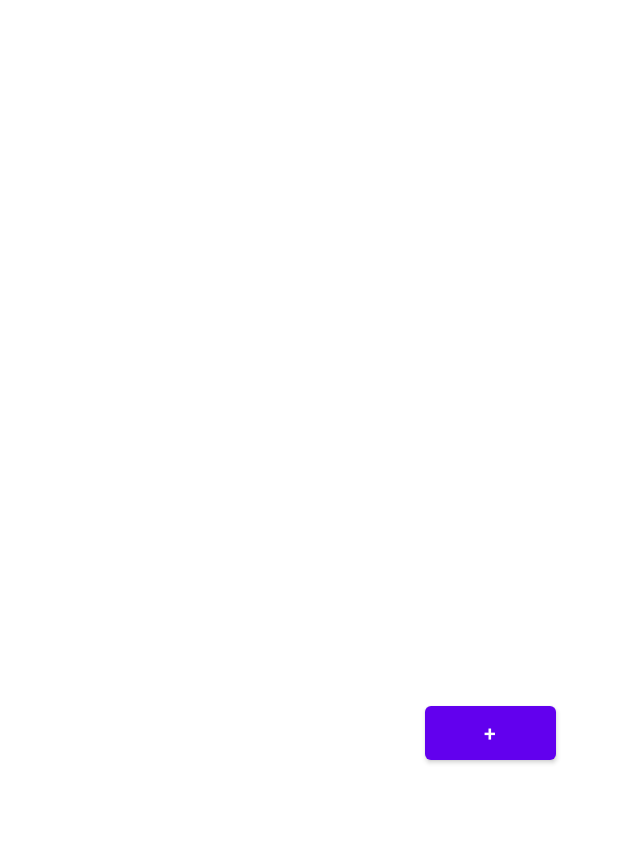
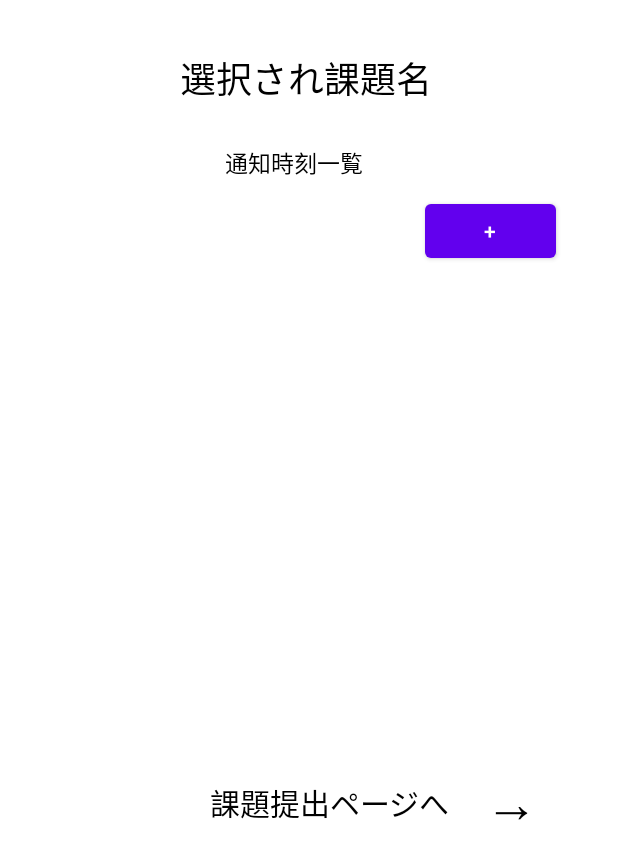
Before and after one commit to NakamuraIssei/ManabaApp, an Android app: the layout add_notification_dialog_layout.xml on its own in the app's theme, with its tools: preview values and no code run, on a phone screen of 412 x 824 dp. Shown: the top 859 px of the screen. Run offline under Robolectric (Android 15) with nearby library versions, the phone set to English and light mode, and no system bars.

Commit message:
make ClassDataNotificationSystem

```diff
--- a/app/src/main/java/com/example/scrapingtest2/AddTaskCustomDialog.java
+++ b/app/src/main/java/com/example/scrapingtest2/AddTaskCustomDialog.java
@@ -14,7 +14,6 @@ public class AddTaskCustomDialog extends Dialog {
 
     private TaskCustomAdapter adapter;
     private TaskDataManager taskDataManager;
-
     static ClassGridAdapter classGridAdapter;
 
     public AddTaskCustomDialog(Context context, TaskCustomAdapter adapter,TaskDataManager taskDataManager) {
@@ -25,7 +24,6 @@ public class AddTaskCustomDialog extends Dialog {
     static void setGridAdapter(ClassGridAdapter classGridAdapter){
         AddTaskCustomDialog.classGridAdapter = classGridAdapter;
     }
-
     @Override
     protected void onCreate(Bundle savedInstanceState) {
         super.onCreate(savedInstanceState);
--- a/app/src/main/java/com/example/scrapingtest2/NotifyManager2.java
+++ b/app/src/main/java/com/example/scrapingtest2/NotifyManager2.java
@@ -98,7 +98,7 @@ public class NotifyManager2 {
             Intent notificationIntent = new Intent(context, NotificationReceiver2.class);
             notificationIntent.setAction(String.valueOf(dataCount));
             notificationIntent.putExtra("DATANAME","BackScraping");
-            PendingIntent notificationPendingIntent = PendingIntent.getBroadcast(context, dataCount, notificationIntent, PendingIntent.FLAG_UPDATE_CURRENT);
+            PendingIntent notificationPendingIntent = PendingIntent.getBroadcast(context, dataCount, notificationIntent, PendingIntent.FLAG_IMMUTABLE);
 
 
             LocalDateTime now = LocalDateTime.now();
--- a/app/src/main/res/layout/add_notification_dialog_layout.xml
+++ b/app/src/main/res/layout/add_notification_dialog_layout.xml
@@ -6,38 +6,57 @@
     android:layout_height="match_parent"
     android:orientation="vertical">
 
+    <TextView
+        android:id="@+id/selectedTaskNameText"
+        android:layout_width="wrap_content"
+        android:layout_height="wrap_content"
+        android:layout_marginStart="120dp"
+        android:layout_marginBottom="50dp"
+        android:text="選択され課題名"
+        android:textColor="#000000"
+        android:textSize="24sp"
+        app:layout_constraintBottom_toTopOf="@+id/scrollView"
+        app:layout_constraintStart_toStartOf="parent" />
+
+    <TextView
+        android:id="@+id/notificationTimeText"
+        android:layout_width="wrap_content"
+        android:layout_height="wrap_content"
+        android:layout_marginStart="150dp"
+        android:text="通知時刻一覧"
+        android:textColor="#000000"
+        android:textSize="15sp"
+        app:layout_constraintBottom_toTopOf="@+id/scrollView"
+        app:layout_constraintStart_toStartOf="parent" />
+
     <ScrollView
         android:id="@+id/scrollView"
         android:layout_width="345dp"
-        android:layout_height="450dp"
+        android:layout_height="350dp"
         android:layout_marginStart="32dp"
-        android:layout_marginTop="32dp"
+        android:layout_marginTop="120dp"
         android:layout_marginEnd="32dp"
-        android:layout_marginBottom="32dp"
         android:fillViewport="true"
-        app:layout_constraintBottom_toBottomOf="parent"
         app:layout_constraintEnd_toEndOf="parent"
         app:layout_constraintStart_toStartOf="parent"
-        app:layout_constraintTop_toTopOf="parent"
-        app:layout_constraintVertical_bias="0.17">
+        app:layout_constraintTop_toTopOf="parent">
 
         <LinearLayout
             android:layout_width="match_parent"
             android:layout_height="wrap_content"
-            android:orientation="vertical"
-            >
+            android:orientation="vertical">
 
             <androidx.recyclerview.widget.RecyclerView
                 android:id="@+id/notifyRecyclerView"
                 android:layout_width="match_parent"
-                android:layout_height="370dp" />
+                android:layout_height="wrap_content" />
 
             <Button
                 android:id="@+id/addNotifyButton"
                 android:layout_width="wrap_content"
                 android:layout_height="wrap_content"
+                android:layout_marginStart="250dp"
                 android:layout_marginTop="10dp"
-                android:layout_marginStart="250dp"
                 android:layout_marginEnd="8dp"
                 android:layout_marginBottom="8dp"
                 android:text="+" />
@@ -45,4 +64,29 @@
         </LinearLayout>
     </ScrollView>
 
+    <TextView
+        android:id="@+id/taskPageText"
+        android:layout_width="wrap_content"
+        android:layout_height="wrap_content"
+        android:layout_marginStart="140dp"
+        android:layout_marginTop="50dp"
+        android:text="課題提出ページへ"
+        android:textColor="#000000"
+        android:textSize="20sp"
+        app:layout_constraintStart_toStartOf="parent"
+        app:layout_constraintTop_toBottomOf="@+id/scrollView" />
+
+    <Button
+        android:id="@+id/taskPageButton"
+        android:layout_width="70dp"
+        android:layout_height="60dp"
+        android:layout_marginStart="6dp"
+        android:layout_marginTop="30dp"
+        android:background="@android:color/transparent"
+        android:text="→"
+        android:textColor="#000000"
+        android:textSize="35sp"
+        app:layout_constraintStart_toEndOf="@+id/taskPageText"
+        app:layout_constraintTop_toBottomOf="@+id/scrollView" />
+
 </androidx.constraintlayout.widget.ConstraintLayout>
--- a/app/src/main/res/layout/task_headder_layout.xml
+++ b/app/src/main/res/layout/task_headder_layout.xml
@@ -7,7 +7,7 @@
         android:layout_width="match_parent"
         android:layout_height="wrap_content"
         android:layout_marginEnd="8dp"
-        android:background="@color/teal_200"
+        android:background="#DBF6BD"
         android:orientation="vertical">
 
         <TextView
```
Also changed, not shown: app/src/main/java/com/example/scrapingtest2/AddNotificationBottomSheetDialog.java (+5 -4 lines), app/src/main/java/com/example/scrapingtest2/ChangeableClassDialog.java (+11 -13 lines), app/src/main/java/com/example/scrapingtest2/ClassData.java (+0 -18 lines), app/src/main/java/com/example/scrapingtest2/ClassDataManager.java (+41 -40 lines), app/src/main/java/com/example/scrapingtest2/MainActivity.java (+31 -5 lines), app/src/main/java/com/example/scrapingtest2/NotificationCustomDialog.java (+15 -7 lines).
